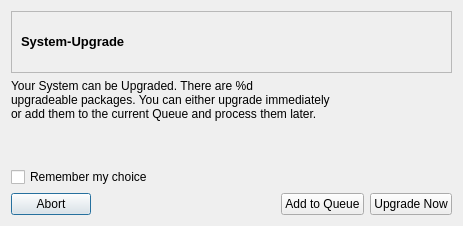
This is trunk/ui/upgradeDialog.ui in drf/shaman1 as Qt 5 draws it before an edit. The edited form follows.
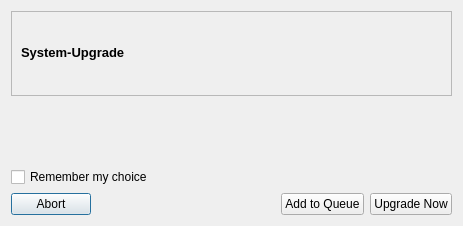
This is the edited form. Icons and pictures are not drawn.

What changed in the file:
```diff
--- a/trunk/ui/upgradeDialog.ui
+++ b/trunk/ui/upgradeDialog.ui
@@ -20,9 +20,7 @@
        <item>
         <widget class="QLabel" name="upgradeMessage" >
          <property name="text" >
-          <string>Your System can be Upgraded. There are %d
-upgradeable packages. You can either upgrade immediately
-or add them to the current Queue and process them later.</string>
+          <string/>
          </property>
          <property name="scaledContents" >
           <bool>true</bool>
```
